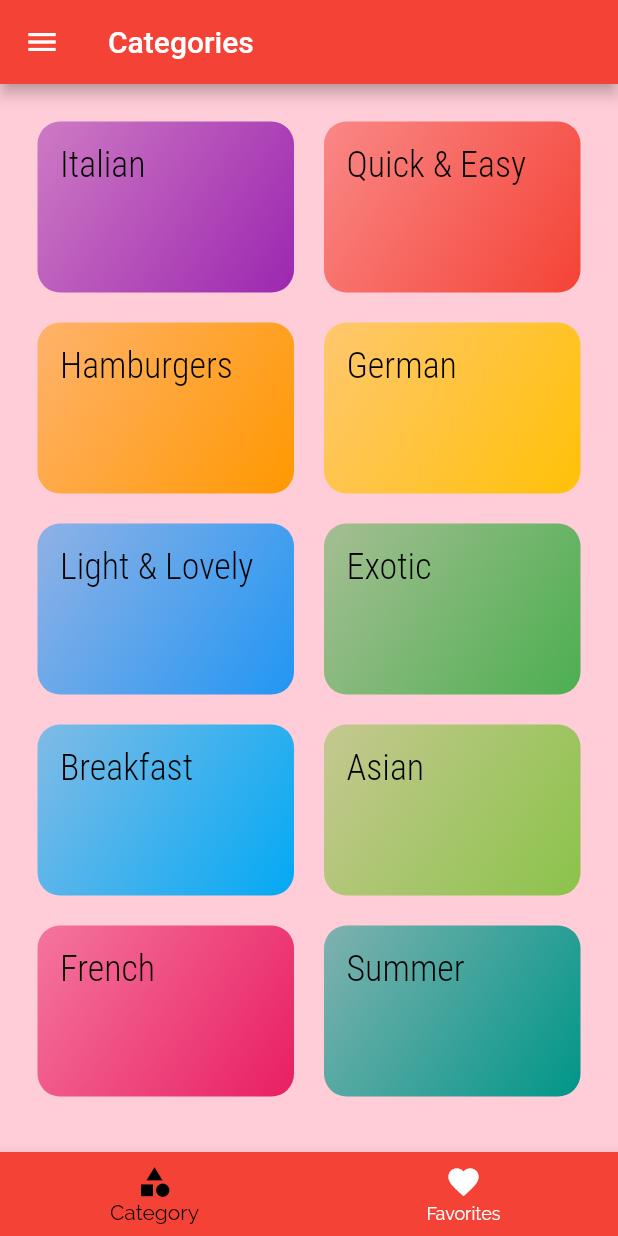
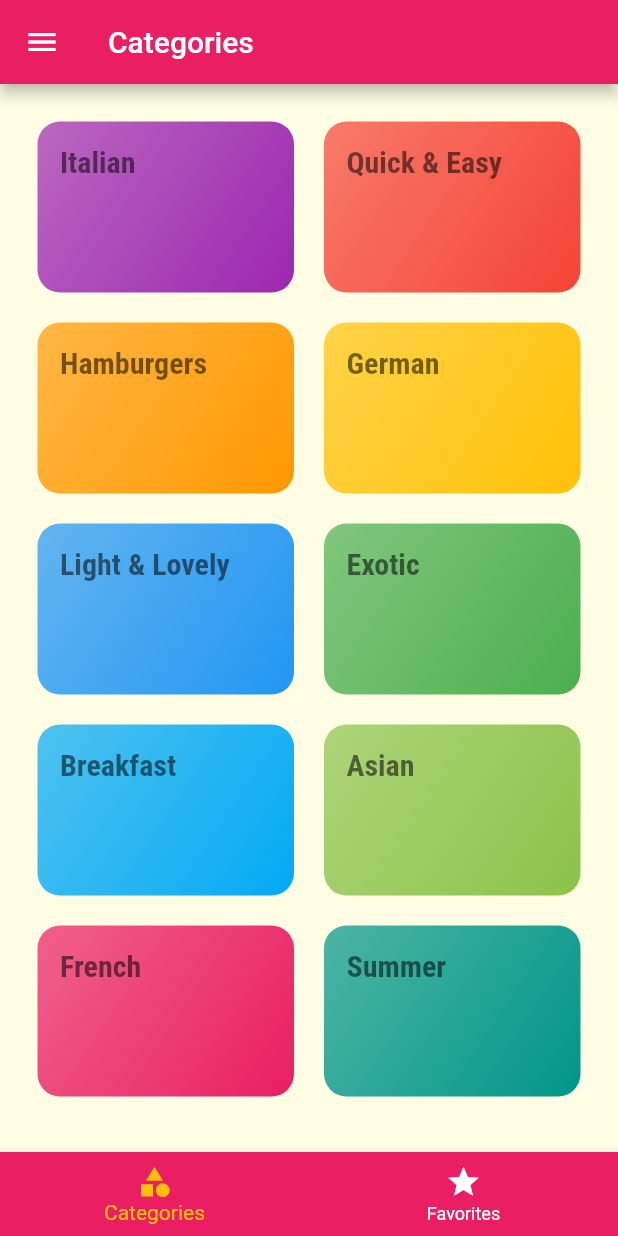
Before and after one commit to cherryensign/Meals_App_Flutter_Project, a Flutter app: the screen it shows after launch, on a phone screen of 412 x 824 dp. Run offline on Flutter 3.47's test engine with Material 2 defaults, Android fonts, the phone set to English and light mode, and no system bars.

Commit message:
Added filter logic and favorite option

```diff
--- a/lib/dummy_data.dart
+++ b/lib/dummy_data.dart
@@ -3,7 +3,7 @@ import 'package:flutter/material.dart';
 import './models/category.dart';
 import './models/meal.dart';
 
-const DUMMY_CATEGORIES = [
+const DUMMY_CATEGORIES = const [
   Category(
     id: 'c1',
     title: 'Italian',
--- a/lib/main.dart
+++ b/lib/main.dart
@@ -1,45 +1,110 @@
 import 'package:flutter/material.dart';
-import './screens/filters_screen.dart';
+import './dummy_data.dart';
 import './screens/tabs_screen.dart';
 import './screens/meal_detail_screen.dart';
 import './screens/category_meals_screen.dart';
+import './screens/filters_screen.dart';
 import './screens/categories_screen.dart';
+import './models/meal.dart';
 
-void main() {
-  runApp(const MyApp());
+void main() => runApp(MyApp());
+
+class MyApp extends StatefulWidget {
+  @override
+  _MyAppState createState() => _MyAppState();
 }
 
-class MyApp extends StatelessWidget {
-  const MyApp({Key? key}) : super(key: key);
+class _MyAppState extends State<MyApp> {
+  Map<String, bool?> _filters = {
+    'gluten': false,
+    'lactose': false,
+    'vegan': false,
+    'vegetarian': false,
+  };
+  List<Meal> _availableMeals = DUMMY_MEALS;
+  List<Meal> _favoriteMeals = [];
+
+  void _setFilters(Map<String, bool?> filterData) {
+    setState(() {
+      _filters = filterData;
+
+      _availableMeals = DUMMY_MEALS.where((meal) {
+        if (_filters['gluten']! && !meal.isGlutenFree) {
+          return false;
+        }
+        if (_filters['lactose']! && !meal.isLactoseFree) {
+          return false;
+        }
+        if (_filters['vegan']! && !meal.isVegan) {
+          return false;
+        }
+        if (_filters['vegetarian']! && !meal.isVegetarian) {
+          return false;
+        }
+        return true;
+      }).toList();
+    });
+  }
+
+  void _toggleFavorite(String mealId) {
+    final existingIndex =
+        _favoriteMeals.indexWhere((meal) => meal.id == mealId);
+    if (existingIndex >= 0) {
+      setState(() {
+        _favoriteMeals.removeAt(existingIndex);
+      });
+    } else {
+      setState(() {
+        _favoriteMeals.add(
+          DUMMY_MEALS.firstWhere((meal) => meal.id == mealId),
+        );
+      });
+    }
+  }
+
+  bool _isMealFavorite(String id) {
+    return _favoriteMeals.any((meal) => meal.id == id);
+  }
 
   @override
   Widget build(BuildContext context) {
     return MaterialApp(
-      title: 'Meals App',
+      title: 'DeliMeals',
       theme: ThemeData(
-          primarySwatch: Colors.red,
-          // ignore: deprecated_member_use
-          accentColor: Colors.pink,
-          canvasColor: const Color.fromRGBO(255, 205, 215, 1),
-          fontFamily: 'Raleway',
-          textTheme: ThemeData.light().textTheme.copyWith(
-              bodyText1: const TextStyle(color: Color.fromRGBO(20, 51, 51, 1)),
-              bodyText2: const TextStyle(color: Color.fromRGBO(20, 51, 51, 1)),
-              headline1: const TextStyle(
-                fontSize: 24,
-                fontFamily: 'RobotoCondensed',
-                color: Colors.black,
-              ))),
-      //home: CategoriesScreen(),
-      initialRoute: '/',
+        primarySwatch: Colors.pink,
+        accentColor: Colors.amber,
+        canvasColor: Color.fromRGBO(255, 254, 229, 1),
+        fontFamily: 'Raleway',
+        textTheme: ThemeData.light().textTheme.copyWith(
+                headline1: TextStyle(
+              fontSize: 20,
+              fontFamily: 'RobotoCondensed',
+              fontWeight: FontWeight.bold,
+            )),
+      ),
+      // home: CategoriesScreen(),
+      initialRoute: '/', // default is '/'
       routes: {
-        '/': (ctx) => TabScreen(),
-        CategoryMealScreen.routeName: (ctx) => CategoryMealScreen(),
-        MealDetailScreen.routeName: (ctx) => MealDetailScreen(),
-        FiltersScreen.routeName: (ctx) => FiltersScreen(),
+        '/': (ctx) => TabsScreen(_favoriteMeals),
+        CategoryMealsScreen.routeName: (ctx) =>
+            CategoryMealsScreen(_availableMeals),
+        MealDetailScreen.routeName: (ctx) =>
+            MealDetailScreen(_toggleFavorite, _isMealFavorite),
+        FiltersScreen.routeName: (ctx) => FiltersScreen(_filters, _setFilters),
+      },
+      onGenerateRoute: (settings) {
+        print(settings.arguments);
+        // if (settings.name == '/meal-detail') {
+        //   return ...;
+        // } else if (settings.name == '/something-else') {
+        //   return ...;
+        // }
+        // return MaterialPageRoute(builder: (ctx) => CategoriesScreen(),);
       },
       onUnknownRoute: (settings) {
-        return MaterialPageRoute(builder: (ctx) => CategoriesScreen());
+        return MaterialPageRoute(
+          builder: (ctx) => CategoriesScreen(),
+        );
       },
     );
   }
--- a/lib/models/category.dart
+++ b/lib/models/category.dart
@@ -5,6 +5,9 @@ class Category {
   final String title;
   final Color color;
 
-  const Category(
-      {required this.id, required this.title, this.color = Colors.orange});
+  const Category({
+    required this.id,
+    required this.title,
+    this.color = Colors.orange,
+  });
 }
--- a/lib/models/meal.dart
+++ b/lib/models/meal.dart
@@ -1,6 +1,16 @@
-enum Complexity { Simple, Challenging, Hard }
+import 'package:flutter/foundation.dart';
 
-enum Affordability { Affordable, Pricey, Luxurious }
+enum Complexity {
+  Simple,
+  Challenging,
+  Hard,
+}
+
+enum Affordability {
+  Affordable,
+  Pricey,
+  Luxurious,
+}
 
 class Meal {
   final String id;
--- a/lib/screens/categories_screen.dart
+++ b/lib/screens/categories_screen.dart
@@ -1,4 +1,5 @@
 import 'package:flutter/material.dart';
+
 import '../dummy_data.dart';
 import '../widgets/category_item.dart';
 
@@ -7,21 +8,21 @@ class CategoriesScreen extends StatelessWidget {
   Widget build(BuildContext context) {
     return GridView(
       padding: const EdgeInsets.all(25),
+      children: DUMMY_CATEGORIES
+          .map(
+            (catData) => CategoryItem(
+                  catData.id,
+                  catData.title,
+                  catData.color,
+                ),
+          )
+          .toList(),
       gridDelegate: SliverGridDelegateWithMaxCrossAxisExtent(
         maxCrossAxisExtent: 200,
         childAspectRatio: 3 / 2,
         crossAxisSpacing: 20,
         mainAxisSpacing: 20,
       ),
-      children: DUMMY_CATEGORIES
-          .map(
-            (catData) => CategoryItem(
-              catData.id,
-              catData.title,
-              catData.color,
-            ),
-          )
-          .toList(),
     );
   }
 }
--- a/lib/screens/tabs_screen.dart
+++ b/lib/screens/tabs_screen.dart
@@ -1,25 +1,37 @@
 import 'package:flutter/material.dart';
-import './favorite_screen.dart';
-import '../screens/categories_screen.dart';
+
 import '../widgets/main_drawer.dart';
+import './favorites_screen.dart';
+import './categories_screen.dart';
+import '../models/meal.dart';
 
-class TabScreen extends StatefulWidget {
+class TabsScreen extends StatefulWidget {
+  final List<Meal> favoriteMeals;
+
+  TabsScreen(this.favoriteMeals);
+
   @override
-  _TabScreenState createState() => _TabScreenState();
+  _TabsScreenState createState() => _TabsScreenState();
 }
 
-class _TabScreenState extends State<TabScreen> {
-  final List<Map<String, dynamic>> _pages = [
+class _TabsScreenState extends State<TabsScreen> {
+  late List<Map<String, dynamic>> _pages;
+  int _selectedPageIndex = 0;
+
+  @override
+  void initState() {
+    _pages = [
       {
         'page': CategoriesScreen(),
         'title': 'Categories',
       },
       {
-      'page': FavoriteScreen(),
+        'page': FavoritesScreen(widget.favoriteMeals),
         'title': 'Your Favorite',
       },
     ];
-  int _selectedPageIndex = 0;
+    super.initState();
+  }
 
   void _selectPage(int index) {
     setState(() {
@@ -31,21 +43,28 @@ class _TabScreenState extends State<TabScreen> {
   Widget build(BuildContext context) {
     return Scaffold(
       appBar: AppBar(
-        title: Text(_pages[_selectedPageIndex]['title']),
+        title: Text(_pages[_selectedPageIndex]['title'].toString()),
       ),
-      drawer: MainDrawer(),
+      drawer: const MainDrawer(),
       body: _pages[_selectedPageIndex]['page'],
       bottomNavigationBar: BottomNavigationBar(
         onTap: _selectPage,
         backgroundColor: Theme.of(context).primaryColor,
         unselectedItemColor: Colors.white,
-        selectedItemColor: Colors.black,
+        selectedItemColor: Theme.of(context).accentColor,
         currentIndex: _selectedPageIndex,
+        // type: BottomNavigationBarType.fixed,
         items: [
           BottomNavigationBarItem(
-              icon: Icon(Icons.category), title: Text('Category')),
+            backgroundColor: Theme.of(context).primaryColor,
+            icon: const Icon(Icons.category),
+            title: const Text('Categories'),
+          ),
           BottomNavigationBarItem(
-              icon: Icon(Icons.favorite), title: Text('Favorites')),
+            backgroundColor: Theme.of(context).primaryColor,
+            icon: const Icon(Icons.star),
+            title: const Text('Favorites'),
+          ),
         ],
       ),
     );
```
Also changed, not shown: lib/screens/category_meals_screen.dart (+19 -15 lines), lib/screens/favorite_screen.dart (deleted, +0 -10 lines), lib/screens/favorites_screen.dart (added, +33 -0 lines), lib/screens/filters_screen.dart (+66 -26 lines), lib/screens/meal_detail_screen.dart (+35 -29 lines), lib/widgets/category_item.dart (+9 -3 lines), lib/widgets/main_drawer.dart (+9 -10 lines), lib/widgets/meal_item.dart (+60 -30 lines), 1 other file. Lines whose indentation alone changed are shown as unchanged.
